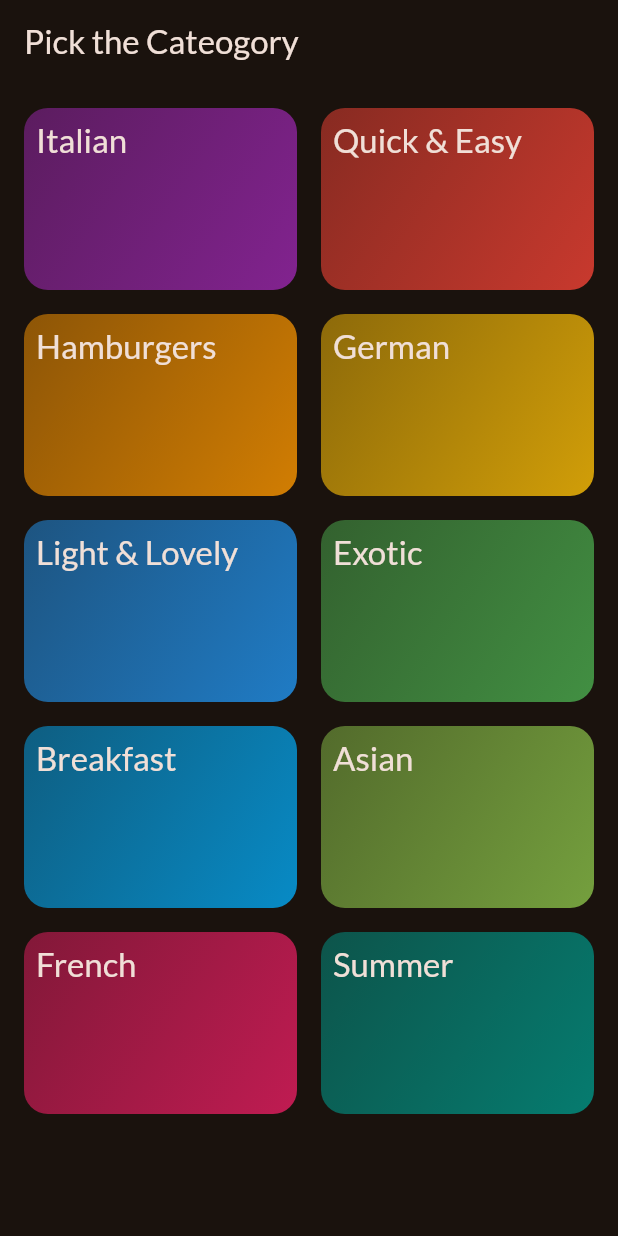
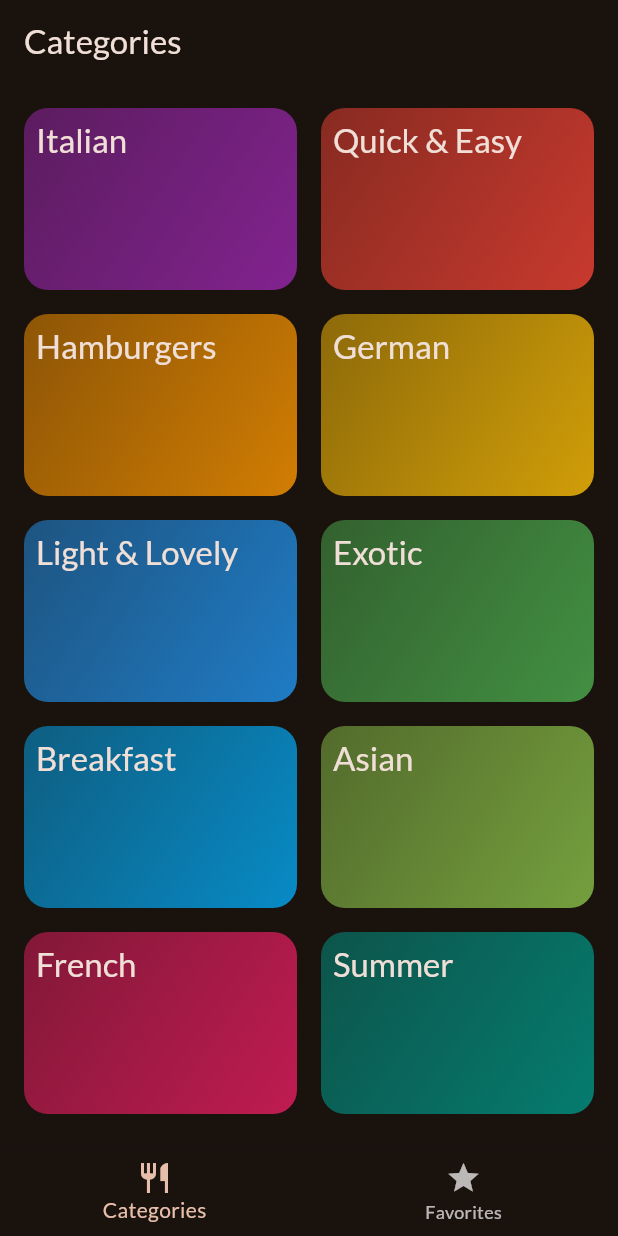
Before and after one commit to nith-in7/meals_app, a Flutter app: the screen it shows after launch, on a phone screen of 412 x 824 dp. Run offline on Flutter 3.47's test engine with Material 3 defaults, Android fonts, the phone set to English and light mode, and no system bars; our stand-ins replace google_fonts, transparent_image.

Commit message:
Added Favorites Page

```diff
--- a/lib/main.dart
+++ b/lib/main.dart
@@ -1,6 +1,6 @@
 import 'package:flutter/material.dart';
 import 'package:google_fonts/google_fonts.dart';
-import 'package:meals_app/screens/categories_screen.dart';
+import 'package:meals_app/screens/bottom_navigation.dart';
 final theme = ThemeData(
     useMaterial3: true,
     colorScheme: ColorScheme.fromSeed(
@@ -16,6 +16,6 @@ class MealApp extends StatelessWidget {
 
   @override
   Widget build(BuildContext context) {
-    return MaterialApp(theme: theme, home:  const CategoryScreen());
+    return MaterialApp(theme: theme, home:  const BottomNavigationScreen());
   }
 }
--- /dev/null
+++ b/lib/screens/bottom_navigation.dart
@@ -0,0 +1,67 @@
+import 'package:flutter/material.dart';
+import 'package:meals_app/model/meal.dart';
+import 'package:meals_app/screens/categories_screen.dart';
+import 'package:meals_app/screens/meal_screen.dart';
+
+class BottomNavigationScreen extends StatefulWidget {
+  const BottomNavigationScreen({
+    super.key,
+  });
+
+  @override
+  State<BottomNavigationScreen> createState() => _BottomNavigationScreenState();
+}
+
+class _BottomNavigationScreenState extends State<BottomNavigationScreen> {
+  int _selectedIndex = 0;
+  String _title = "Categories";
+  Widget? _selectedScreen;
+  final List<Meal> favoritesList = [];
+
+  void _onToggleFavotite(Meal meal) {
+    String message = "Meal marked as favorite";
+    setState(() {
+      if (favoritesList.contains(meal)) {
+        favoritesList.remove(meal);
+        message = "Meal removed from favorites";
+      } else {
+        favoritesList.add(meal);
+      }
+    });
+    ScaffoldMessenger.of(context).clearSnackBars();
+    ScaffoldMessenger.of(context)
+        .showSnackBar(SnackBar(content: Text(message)));
+  }
+
+  @override
+  Widget build(BuildContext context) {
+    if (_selectedIndex == 1) {
+      _title = "Favorite";
+      _selectedScreen = MealScreen(
+        meals: favoritesList,
+        onToggleFavotite: _onToggleFavotite,
+      );
+    } else {
+      _title = "Categories";
+      _selectedScreen = CategoryScreen(
+        onToggleFavotite: _onToggleFavotite,
+      );
+    }
+    return Scaffold(
+      appBar: AppBar(title: Text(_title)),
+      body: _selectedScreen,
+      bottomNavigationBar: BottomNavigationBar(
+          currentIndex: _selectedIndex,
+          onTap: (value) {
+            setState(() {
+              _selectedIndex = value;
+            });
+          },
+          items: const [
+            BottomNavigationBarItem(
+                icon: Icon(Icons.restaurant_sharp), label: "Categories"),
+            BottomNavigationBarItem(icon: Icon(Icons.star), label: "Favorites"),
+          ]),
+    );
+  }
+}
--- a/lib/screens/categories_screen.dart
+++ b/lib/screens/categories_screen.dart
@@ -5,6 +5,9 @@ import 'package:meals_app/model/meal.dart';
 import 'package:meals_app/screens/meal_screen.dart';
 import 'package:meals_app/widgets/category_grid_item.dart';
 
+class CategoryScreen extends StatelessWidget {
+  const CategoryScreen({super.key, required this.onToggleFavotite});
+  final void Function(Meal meal) onToggleFavotite;
   void _selectCategory(BuildContext context, Category category) {
     final List<Meal> meal =
         dummyMeals.where((e) => e.categories.contains(category.id)).toList();
@@ -13,22 +16,18 @@ void _selectCategory(BuildContext context, Category category) {
       MaterialPageRoute(
         builder: (ctx) {
           return MealScreen(
-          category: category,
+            title: category.title,
             meals: meal,
+            onToggleFavotite: onToggleFavotite,
           );
         },
       ),
     );
   }
 
-class CategoryScreen extends StatelessWidget {
-  const CategoryScreen({super.key});
-
   @override
   Widget build(BuildContext context) {
-    return Scaffold(
-      appBar: AppBar(title: const Text("Pick the Cateogory")),
-      body: GridView(
+    return GridView(
         padding: const EdgeInsets.all(16),
         gridDelegate: const SliverGridDelegateWithFixedCrossAxisCount(
             crossAxisCount: 2,
@@ -45,8 +44,6 @@ class CategoryScreen extends StatelessWidget {
               child: CategoryGrid(category: e),
             ),
           ),
-        ],
-      ),
-    );
+        ]);
   }
 }
--- a/pubspec.yaml
+++ b/pubspec.yaml
@@ -21,7 +21,4 @@ dev_dependencies:
     sdk: flutter
 
 flutter:
-  assets:
-    - assets/Images/YBPRE2846.JPG
-
   uses-material-design: true
```
Also changed, not shown: lib/screens/meal_detail_screen.dart (added, +77 -0 lines), lib/screens/meal_screen.dart (+29 -6 lines), lib/widgets/meal_items.dart (+13 -4 lines). Lines whose indentation alone changed are shown as unchanged.
